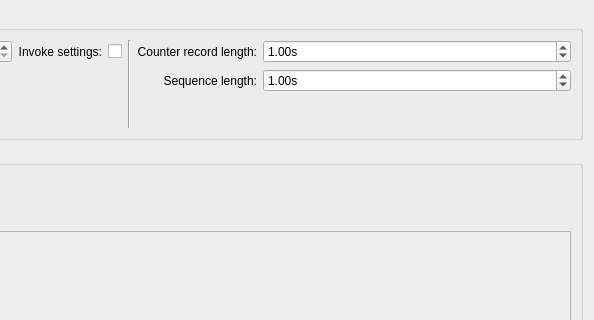
First picture: the form in src/qudi/gui/qdyne/ui/generation_widget.ui, repository Ulm-IQO/qudi-iqo-modules, before the edit; both pictures show x 437 to 1031 and y 0 to 320 of the 1031 by 908 pixel window.
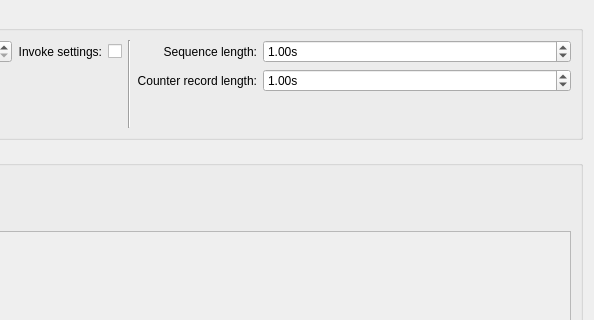
Second picture: the form after the edit. Custom widgets are drawn as their Qt base class.

Commit message: - correctly connect invoke_settings, - correctly set and update parameters in logic/GUI

The edit to the form file:
```diff
--- a/src/qudi/gui/qdyne/ui/generation_widget.ui
+++ b/src/qudi/gui/qdyne/ui/generation_widget.ui
@@ -39,28 +39,6 @@
        <layout class="QGridLayout" name="gridLayout_28">
         <item row="0" column="0">
          <layout class="QGridLayout" name="gridLayout_25">
-          <item row="0" column="7">
-           <widget class="ScienDSpinBox" name="ana_param_record_length_DoubleSpinBox">
-            <property name="sizePolicy">
-             <sizepolicy hsizetype="Expanding" vsizetype="Fixed">
-              <horstretch>0</horstretch>
-              <verstretch>0</verstretch>
-             </sizepolicy>
-            </property>
-            <property name="suffix">
-             <string>s</string>
-            </property>
-            <property name="decimals">
-             <number>2</number>
-            </property>
-            <property name="maximum">
-             <double>100000000.000000000000000</double>
-            </property>
-            <property name="value">
-             <double>1.000000000000000</double>
-            </property>
-           </widget>
-          </item>
           <item row="0" column="2">
            <widget class="QLabel" name="label_2">
             <property name="text">
@@ -103,6 +81,19 @@
             </property>
            </widget>
           </item>
+          <item row="0" column="1">
+           <widget class="ScienDSpinBox" name="binwidth_spinbox">
+            <property name="sizePolicy">
+             <sizepolicy hsizetype="Expanding" vsizetype="Fixed">
+              <horstretch>0</horstretch>
+              <verstretch>0</verstretch>
+             </sizepolicy>
+            </property>
+            <property name="suffix">
+             <string>s</string>
+            </property>
+           </widget>
+          </item>
           <item row="0" column="4" rowspan="8">
            <widget class="Line" name="line">
             <property name="orientation">
@@ -111,29 +102,6 @@
            </widget>
           </item>
           <item row="0" column="5">
-           <widget class="QLabel" name="ana_param_record_length_Label">
-            <property name="text">
-             <string>Counter record length:</string>
-            </property>
-            <property name="alignment">
-             <set>Qt::AlignRight|Qt::AlignTrailing|Qt::AlignVCenter</set>
-            </property>
-           </widget>
-          </item>
-          <item row="0" column="1">
-           <widget class="ScienDSpinBox" name="binwidth_spinbox">
-            <property name="sizePolicy">
-             <sizepolicy hsizetype="Expanding" vsizetype="Fixed">
-              <horstretch>0</horstretch>
-              <verstretch>0</verstretch>
-             </sizepolicy>
-            </property>
-            <property name="suffix">
-             <string>s</string>
-            </property>
-           </widget>
-          </item>
-          <item row="1" column="5">
            <widget class="QLabel" name="ana_param_sequence_length_Label">
             <property name="text">
              <string>Sequence length:</string>
@@ -143,7 +111,7 @@
             </property>
            </widget>
           </item>
-          <item row="1" column="7">
+          <item row="0" column="7">
            <widget class="ScienDSpinBox" name="ana_param_sequence_length_DoubleSpinBox">
             <property name="sizePolicy">
              <sizepolicy hsizetype="Expanding" vsizetype="Fixed">
@@ -165,6 +133,38 @@
             </property>
            </widget>
           </item>
+          <item row="1" column="5">
+           <widget class="QLabel" name="ana_param_record_length_Label">
+            <property name="text">
+             <string>Counter record length:</string>
+            </property>
+            <property name="alignment">
+             <set>Qt::AlignRight|Qt::AlignTrailing|Qt::AlignVCenter</set>
+            </property>
+           </widget>
+          </item>
+          <item row="1" column="7">
+           <widget class="ScienDSpinBox" name="ana_param_record_length_DoubleSpinBox">
+            <property name="sizePolicy">
+             <sizepolicy hsizetype="Expanding" vsizetype="Fixed">
+              <horstretch>0</horstretch>
+              <verstretch>0</verstretch>
+             </sizepolicy>
+            </property>
+            <property name="suffix">
+             <string>s</string>
+            </property>
+            <property name="decimals">
+             <number>2</number>
+            </property>
+            <property name="maximum">
+             <double>100000000.000000000000000</double>
+            </property>
+            <property name="value">
+             <double>1.000000000000000</double>
+            </property>
+           </widget>
+          </item>
          </layout>
         </item>
        </layout>
```
The commit also changes 3 other files.
